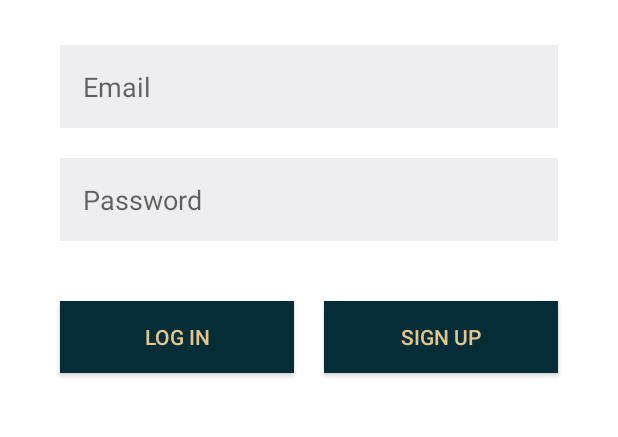
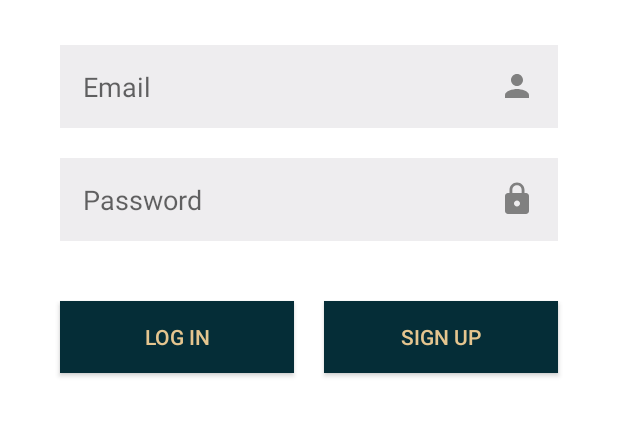
Before and after one commit to Pujan1810/Tiffin-Service, an Android app: the screen it shows after launch (LoginActivity), on a phone screen of 412 x 824 dp, the part 465-902 px from its top. Run offline under Robolectric (Android 15) with nearby library versions, the phone set to English and light mode, and no system bars; our stand-ins replace Volley.

Commit message:
Android Application

```diff
--- /dev/null
+++ b/app/src/main/res/drawable/ic_lock.xml
@@ -0,0 +1,5 @@
+<vector android:height="24dp" android:tint="#808080"
+    android:viewportHeight="24.0" android:viewportWidth="24.0"
+    android:width="24dp" xmlns:android="http://schemas.android.com/apk/res/android">
+    <path android:fillColor="#FF000000" android:pathData="M18,8h-1L17,6c0,-2.76 -2.24,-5 -5,-5S7,3.24 7,6v2L6,8c-1.1,0 -2,0.9 -2,2v10c0,1.1 0.9,2 2,2h12c1.1,0 2,-0.9 2,-2L20,10c0,-1.1 -0.9,-2 -2,-2zM12,17c-1.1,0 -2,-0.9 -2,-2s0.9,-2 2,-2 2,0.9 2,2 -0.9,2 -2,2zM15.1,8L8.9,8L8.9,6c0,-1.71 1.39,-3.1 3.1,-3.1 1.71,0 3.1,1.39 3.1,3.1v2z"/>
+</vector>
--- a/app/src/main/res/drawable/ic_person.xml
+++ b/app/src/main/res/drawable/ic_person.xml
@@ -1,5 +1,5 @@
-<vector android:height="24dp" android:tint="#41C5C9"
+<vector android:height="24dp" android:tint="#808080"
     android:viewportHeight="24.0" android:viewportWidth="24.0"
     android:width="24dp" xmlns:android="http://schemas.android.com/apk/res/android">
-    <path android:fillColor="#FF000000" android:pathData="M12,12c2.21,0 4,-1.79 4,-4s-1.79,-4 -4,-4 -4,1.79 -4,4 1.79,4 4,4zM12,14c-2.67,0 -8,1.34 -8,4v2h16v-2c0,-2.66 -5.33,-4 -8,-4z"/>
+    <path android:fillColor="@color/OffWhite" android:pathData="M12,12c2.21,0 4,-1.79 4,-4s-1.79,-4 -4,-4 -4,1.79 -4,4 1.79,4 4,4zM12,14c-2.67,0 -8,1.34 -8,4v2h16v-2c0,-2.66 -5.33,-4 -8,-4z"/>
 </vector>
--- a/app/src/main/res/layout/acitivty_signup_client.xml
+++ b/app/src/main/res/layout/acitivty_signup_client.xml
@@ -11,6 +11,7 @@
         android:layout_width="match_parent"
         android:orientation="vertical"
         android:layout_height="match_parent">
+
         <ImageView
             android:layout_width="match_parent"
             android:layout_height="100dp"
--- a/app/src/main/res/layout/activity_login.xml
+++ b/app/src/main/res/layout/activity_login.xml
@@ -30,7 +30,8 @@
         android:imeOptions="actionNext"
         android:layout_marginTop="30dp"
         android:inputType="textEmailAddress"
-        android:layout_marginHorizontal="40dp"/>
+        android:layout_marginHorizontal="40dp"
+        android:drawableRight="@drawable/ic_person"/>
     <EditText
         android:id="@+id/edt_password"
         android:layout_width="match_parent"
@@ -43,6 +44,7 @@
         android:layout_marginTop="20dp"
         android:hint="Password"
         android:inputType="textPassword"
+        android:drawableRight="@drawable/ic_lock"
 
         />
 
```
